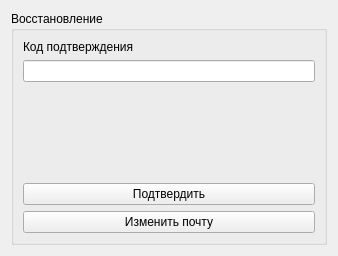
Before: the Qt Designer form client/users/ui_files/pas.ui in KorvinThePoet/A2A, drawn with Qt 5.
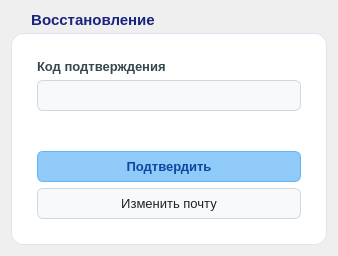
After: the same form once the commit is applied.

What changed in the file:
```diff
--- a/client/users/ui_files/pas.ui
+++ b/client/users/ui_files/pas.ui
@@ -1,7 +1,7 @@
 <?xml version="1.0" encoding="UTF-8"?>
 <ui version="4.0">
- <class>Form</class>
- <widget class="QWidget" name="Form">
+ <class>pasCard</class>
+ <widget class="QWidget" name="pasCard">
   <property name="geometry">
    <rect>
     <x>0</x>
@@ -13,6 +13,86 @@
   <property name="windowTitle">
    <string>Form</string>
   </property>
+  <property name="styleSheet">
+   <string notr="true">/* Мягкий светлый градиент всего окна */
+QWidget#pasCard {
+    background: qlineargradient(x1:0, y1:0, x2:1, y2:1, 
+                stop:0 #f5f7fa, stop:1 #e4ebf5);
+}
+
+/* Белая карточка формы (QGroupBox) */
+QWidget#pasCard QGroupBox {
+    background-color: #ffffff;
+    border: 1px solid #dbe4f0;
+    border-radius: 12px;
+    margin-top: 22px;
+    padding: 16px;
+    font-size: 15px;
+    font-weight: bold;
+    color: #1a237e;
+}
+
+/* Заголовок &quot;Восстановление&quot; */
+QWidget#pasCard QGroupBox::title {
+    subcontrol-origin: margin;
+    subcontrol-position: top left;
+    left: 12px;
+    padding: 0 6px;
+    color: #1a237e;
+}
+
+/* Подпись поля (&quot;Код подтверждения&quot;) */
+QWidget#pasCard QLabel {
+    background-color: transparent;
+    color: #37474f;
+    font-size: 13px;
+    font-weight: bold;
+}
+
+/* Поле ввода кода подтверждения */
+QWidget#pasCard QLineEdit {
+    background-color: #f8f9fa;
+    color: #212121;
+    border: 1px solid #cfd8dc;
+    border-radius: 6px;
+    padding: 6px 10px;
+    font-size: 13px;
+}
+
+QWidget#pasCard QLineEdit:focus {
+    border: 1px solid #64b5f6;
+    background-color: #ffffff;
+}
+
+/* Второстепенная кнопка (&quot;Изменить почту&quot;) */
+QWidget#pasCard QPushButton {
+    background-color: #f8f9fa;
+    color: #212121;
+    border: 1px solid #cfd8dc;
+    border-radius: 6px;
+    padding: 7px 14px;
+    font-size: 13px;
+}
+
+QWidget#pasCard QPushButton:hover {
+    background-color: #e3f2fd;
+    border: 1px solid #90caf9;
+    color: #0d47a1;
+}
+
+/* Главная голубая кнопка действия (&quot;Подтвердить&quot;) */
+QWidget#pasCard QPushButton#pass_btn {
+    background-color: #90caf9;
+    color: #0d47a1;
+    border: 1px solid #64b5f6;
+    font-weight: bold;
+}
+
+QWidget#pasCard QPushButton#pass_btn:hover {
+    background-color: #64b5f6;
+}
+</string>
+  </property>
   <layout class="QVBoxLayout" name="verticalLayout_4">
    <item>
     <widget class="QGroupBox" name="groupBox">
```
